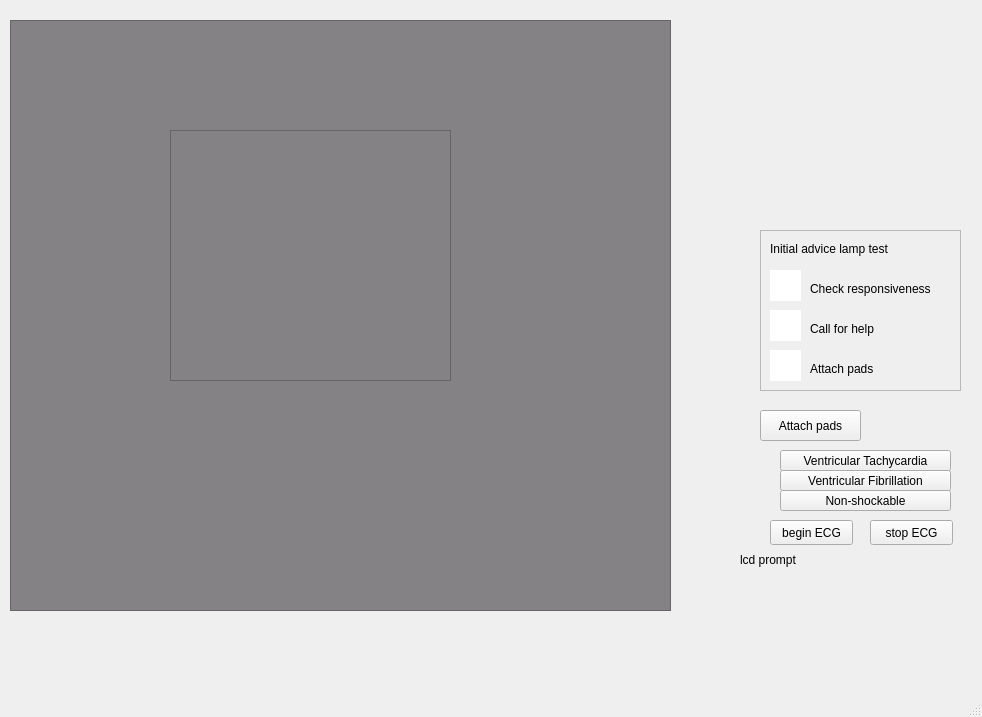
The window that mainwindow.ui (nicwatson/aed-project) describes before a commit, drawn with Qt 5.
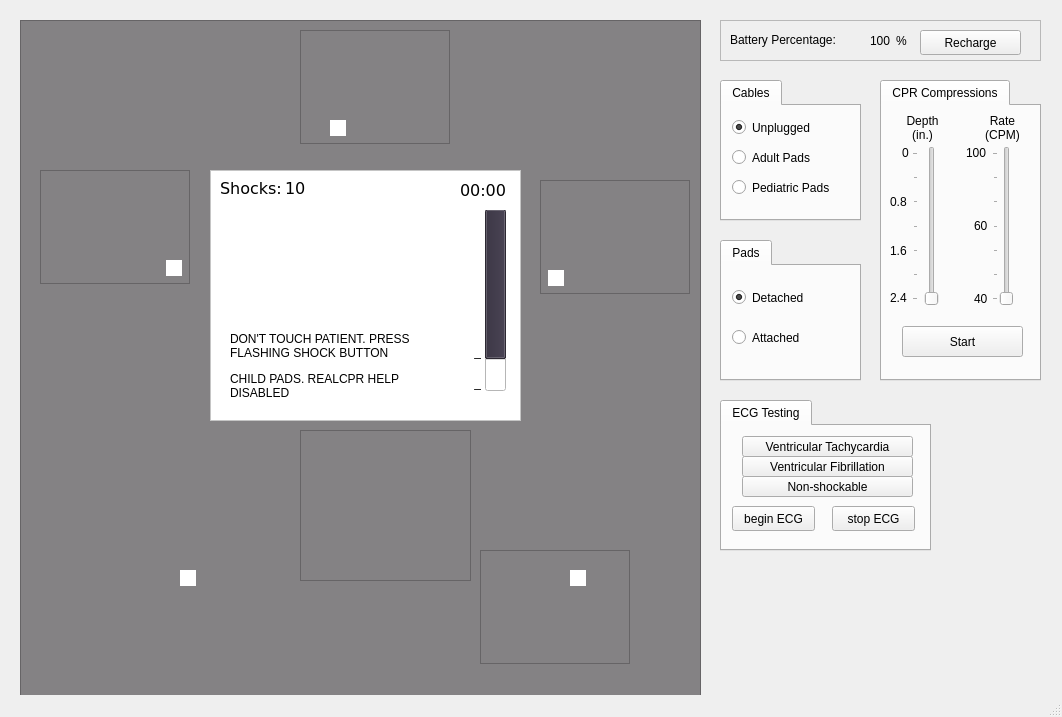
The same window after the commit. Icons and pictures are not drawn. Custom widgets are drawn as their Qt base class.

What changed in the file:
```diff
--- a/mainwindow.ui
+++ b/mainwindow.ui
@@ -6,7 +6,7 @@
    <rect>
     <x>0</x>
     <y>0</y>
-    <width>982</width>
+    <width>1062</width>
     <height>717</height>
    </rect>
   </property>
@@ -14,221 +14,13 @@
    <string>MainWindow</string>
   </property>
   <widget class="QWidget" name="centralwidget">
-   <widget class="QFrame" name="frame">
-    <property name="geometry">
-     <rect>
-      <x>760</x>
-      <y>230</y>
-      <width>201</width>
-      <height>161</height>
-     </rect>
-    </property>
-    <property name="frameShape">
-     <enum>QFrame::StyledPanel</enum>
-    </property>
-    <property name="frameShadow">
-     <enum>QFrame::Raised</enum>
-    </property>
-    <widget class="aedGui::LampWidget" name="lamp_CallHelp" native="true">
-     <property name="geometry">
-      <rect>
-       <x>10</x>
-       <y>80</y>
-       <width>31</width>
-       <height>31</height>
-      </rect>
-     </property>
-     <property name="styleSheet">
-      <string notr="true"> background: rgb(255,255,255);</string>
-     </property>
-    </widget>
-    <widget class="aedGui::LampWidget" name="lamp_AttPads" native="true">
-     <property name="geometry">
-      <rect>
-       <x>10</x>
-       <y>120</y>
-       <width>31</width>
-       <height>31</height>
-      </rect>
-     </property>
-     <property name="styleSheet">
-      <string notr="true"> background: rgb(255,255,255);</string>
-     </property>
-    </widget>
-    <widget class="aedGui::LampWidget" name="lamp_CheckResp" native="true">
-     <property name="geometry">
-      <rect>
-       <x>10</x>
-       <y>40</y>
-       <width>31</width>
-       <height>31</height>
-      </rect>
-     </property>
-     <property name="styleSheet">
-      <string notr="true"> background: rgb(255,255,255);</string>
-     </property>
-    </widget>
-    <widget class="QLabel" name="label">
-     <property name="geometry">
-      <rect>
-       <x>10</x>
-       <y>10</y>
-       <width>201</width>
-       <height>17</height>
-      </rect>
-     </property>
-     <property name="text">
-      <string>Initial advice lamp test</string>
-     </property>
-    </widget>
-    <widget class="QLabel" name="label_3">
-     <property name="geometry">
-      <rect>
-       <x>50</x>
-       <y>50</y>
-       <width>151</width>
-       <height>17</height>
-      </rect>
-     </property>
-     <property name="text">
-      <string>Check responsiveness</string>
-     </property>
-    </widget>
-    <widget class="QLabel" name="label_4">
-     <property name="geometry">
-      <rect>
-       <x>50</x>
-       <y>90</y>
-       <width>131</width>
-       <height>17</height>
-      </rect>
-     </property>
-     <property name="text">
-      <string>Call for help</string>
-     </property>
-    </widget>
-    <widget class="QLabel" name="label_5">
-     <property name="geometry">
-      <rect>
-       <x>50</x>
-       <y>130</y>
-       <width>131</width>
-       <height>17</height>
-      </rect>
-     </property>
-     <property name="text">
-      <string>Attach pads</string>
-     </property>
-    </widget>
-   </widget>
-   <widget class="QPushButton" name="padsButton">
-    <property name="geometry">
-     <rect>
-      <x>760</x>
-      <y>410</y>
-      <width>101</width>
-      <height>31</height>
-     </rect>
-    </property>
-    <property name="text">
-     <string>Attach pads</string>
-    </property>
-   </widget>
-   <widget class="QPushButton" name="beginECGButton">
-    <property name="geometry">
-     <rect>
-      <x>770</x>
-      <y>520</y>
-      <width>83</width>
-      <height>25</height>
-     </rect>
-    </property>
-    <property name="text">
-     <string>begin ECG</string>
-    </property>
-   </widget>
-   <widget class="QPushButton" name="stopECGButton">
-    <property name="geometry">
-     <rect>
-      <x>870</x>
-      <y>520</y>
-      <width>83</width>
-      <height>25</height>
-     </rect>
-    </property>
-    <property name="text">
-     <string>stop ECG</string>
-    </property>
-   </widget>
-   <widget class="QPushButton" name="tachyButton">
-    <property name="geometry">
-     <rect>
-      <x>780</x>
-      <y>450</y>
-      <width>171</width>
-      <height>21</height>
-     </rect>
-    </property>
-    <property name="text">
-     <string>Ventricular Tachycardia</string>
-    </property>
-   </widget>
-   <widget class="QPushButton" name="fibButton">
-    <property name="geometry">
-     <rect>
-      <x>780</x>
-      <y>470</y>
-      <width>171</width>
-      <height>21</height>
-     </rect>
-    </property>
-    <property name="text">
-     <string>Ventricular Fibrillation</string>
-    </property>
-   </widget>
-   <widget class="QPushButton" name="nonShockableButton">
-    <property name="geometry">
-     <rect>
-      <x>780</x>
-      <y>490</y>
-      <width>171</width>
-      <height>21</height>
-     </rect>
-    </property>
-    <property name="text">
-     <string>Non-shockable</string>
-    </property>
-   </widget>
-   <widget class="QCustomPlot" name="ecgGraph" native="true">
-    <property name="geometry">
-     <rect>
-      <x>780</x>
-      <y>580</y>
-      <width>181</width>
-      <height>101</height>
-     </rect>
-    </property>
-   </widget>
-   <widget class="QLabel" name="lcdPrompt">
-    <property name="geometry">
-     <rect>
-      <x>740</x>
-      <y>550</y>
-      <width>231</width>
-      <height>20</height>
-     </rect>
-    </property>
-    <property name="text">
-     <string>lcd prompt</string>
-    </property>
-   </widget>
    <widget class="QFrame" name="frame_2">
     <property name="geometry">
      <rect>
-      <x>10</x>
+      <x>20</x>
       <y>20</y>
-      <width>661</width>
-      <height>591</height>
+      <width>681</width>
+      <height>681</height>
      </rect>
     </property>
     <property name="styleSheet">
@@ -240,16 +32,95 @@
     <property name="frameShadow">
      <enum>QFrame::Raised</enum>
     </property>
-    <widget class="QPushButton" name="pushButton">
+    <widget class="QGraphicsView" name="graphicsView">
      <property name="geometry">
       <rect>
-       <x>220</x>
+       <x>40</x>
+       <y>460</y>
+       <width>256</width>
+       <height>192</height>
+      </rect>
+     </property>
+     <property name="styleSheet">
+      <string notr="true">border-image: url(:/pictograms/05_CPR.svg);
+background-color: rgba(191, 64, 64, 0);</string>
+     </property>
+    </widget>
+    <widget class="QGraphicsView" name="graphicsView_2">
+     <property name="geometry">
+      <rect>
+       <x>20</x>
+       <y>150</y>
+       <width>150</width>
+       <height>114</height>
+      </rect>
+     </property>
+     <property name="styleSheet">
+      <string notr="true">border-image: url(:/pictograms/01_CheckResponsiveness.svg);</string>
+     </property>
+    </widget>
+    <widget class="QGraphicsView" name="graphicsView_3">
+     <property name="geometry">
+      <rect>
+       <x>280</x>
+       <y>10</y>
+       <width>150</width>
+       <height>114</height>
+      </rect>
+     </property>
+     <property name="styleSheet">
+      <string notr="true">border-image: url(:/pictograms/02_CallForHelp.svg);</string>
+     </property>
+    </widget>
+    <widget class="QGraphicsView" name="graphicsView_4">
+     <property name="geometry">
+      <rect>
+       <x>520</x>
        <y>160</y>
-       <width>151</width>
+       <width>150</width>
+       <height>114</height>
+      </rect>
+     </property>
+     <property name="styleSheet">
+      <string notr="true">border-image: url(:/pictograms/03_AttachPads.svg);</string>
+     </property>
+    </widget>
+    <widget class="QGraphicsView" name="graphicsView_5">
+     <property name="geometry">
+      <rect>
+       <x>460</x>
+       <y>530</y>
+       <width>150</width>
+       <height>114</height>
+      </rect>
+     </property>
+     <property name="styleSheet">
+      <string notr="true">border-image: url(:/pictograms/04_Analysing.svg);</string>
+     </property>
+    </widget>
+    <widget class="QGraphicsView" name="shockButtonBackground">
+     <property name="geometry">
+      <rect>
+       <x>280</x>
+       <y>410</y>
+       <width>171</width>
        <height>151</height>
       </rect>
      </property>
      <property name="styleSheet">
+      <string notr="true">border-image: url(:/shockButton/ShockButton_Background.svg);</string>
+     </property>
+    </widget>
+    <widget class="QPushButton" name="pushButton">
+     <property name="geometry">
+      <rect>
+       <x>310</x>
+       <y>430</y>
+       <width>101</width>
+       <height>101</height>
+      </rect>
+     </property>
+     <property name="styleSheet">
       <string notr="true">QPushButton {
 image: url(:/shockButton/ShockButton_Button.svg);
 border: 0;
@@ -265,21 +136,745 @@
       <string/>
      </property>
     </widget>
-    <widget class="QGraphicsView" name="shockButtonBackground">
+    <widget class="aedGui::LampWidget" name="lamp_CheckResp" native="true">
+     <property name="geometry">
+      <rect>
+       <x>146</x>
+       <y>240</y>
+       <width>16</width>
+       <height>16</height>
+      </rect>
+     </property>
+     <property name="styleSheet">
+      <string notr="true"> background: rgb(255,255,255);</string>
+     </property>
+    </widget>
+    <widget class="aedGui::LampWidget" name="lamp_CallHelp" native="true">
+     <property name="geometry">
+      <rect>
+       <x>310</x>
+       <y>100</y>
+       <width>16</width>
+       <height>16</height>
+      </rect>
+     </property>
+     <property name="styleSheet">
+      <string notr="true"> background: rgb(255,255,255);</string>
+     </property>
+    </widget>
+    <widget class="aedGui::LampWidget" name="lamp_AttPads" native="true">
+     <property name="geometry">
+      <rect>
+       <x>528</x>
+       <y>250</y>
+       <width>16</width>
+       <height>16</height>
+      </rect>
+     </property>
+     <property name="styleSheet">
+      <string notr="true"> background: rgb(255,255,255);</string>
+     </property>
+    </widget>
+    <widget class="aedGui::LampWidget" name="lamp_Analysing" native="true">
+     <property name="geometry">
+      <rect>
+       <x>550</x>
+       <y>550</y>
+       <width>16</width>
+       <height>16</height>
+      </rect>
+     </property>
+     <property name="styleSheet">
+      <string notr="true"> background: rgb(255,255,255);</string>
+     </property>
+    </widget>
+    <widget class="aedGui::LampWidget" name="lamp_CPR" native="true">
      <property name="geometry">
       <rect>
        <x>160</x>
-       <y>110</y>
-       <width>281</width>
+       <y>550</y>
+       <width>16</width>
+       <height>16</height>
+      </rect>
+     </property>
+     <property name="styleSheet">
+      <string notr="true"> background: rgb(255,255,255);</string>
+     </property>
+    </widget>
+    <widget class="QFrame" name="frame_3">
+     <property name="geometry">
+      <rect>
+       <x>190</x>
+       <y>150</y>
+       <width>311</width>
        <height>251</height>
       </rect>
      </property>
      <property name="styleSheet">
-      <string notr="true">border-image: url(:/shockButton/ShockButton_Background.svg);</string>
+      <string notr="true">background-color: rgb(255, 255, 255);</string>
      </property>
+     <property name="frameShape">
+      <enum>QFrame::StyledPanel</enum>
+     </property>
+     <property name="frameShadow">
+      <enum>QFrame::Raised</enum>
+     </property>
+     <widget class="QCustomPlot" name="ecgGraph" native="true">
+      <property name="geometry">
+       <rect>
+        <x>20</x>
+        <y>40</y>
+        <width>231</width>
+        <height>101</height>
+       </rect>
+      </property>
+     </widget>
+     <widget class="QLabel" name="lcdPrompt">
+      <property name="geometry">
+       <rect>
+        <x>20</x>
+        <y>160</y>
+        <width>231</width>
+        <height>31</height>
+       </rect>
+      </property>
+      <property name="text">
+       <string>DON'T TOUCH PATIENT. PRESS FLASHING SHOCK BUTTON</string>
+      </property>
+      <property name="wordWrap">
+       <bool>true</bool>
+      </property>
+     </widget>
+     <widget class="QLabel" name="label_2">
+      <property name="geometry">
+       <rect>
+        <x>10</x>
+        <y>10</y>
+        <width>71</width>
+        <height>17</height>
+       </rect>
+      </property>
+      <property name="font">
+       <font>
+        <family>DejaVu Sans</family>
+        <pointsize>12</pointsize>
+        <weight>50</weight>
+        <bold>false</bold>
+       </font>
+      </property>
+      <property name="text">
+       <string>Shocks: </string>
+      </property>
+     </widget>
+     <widget class="QLabel" name="lcdTimer">
+      <property name="geometry">
+       <rect>
+        <x>250</x>
+        <y>10</y>
+        <width>51</width>
+        <height>20</height>
+       </rect>
+      </property>
+      <property name="font">
+       <font>
+        <family>DejaVu Sans</family>
+        <pointsize>12</pointsize>
+        <weight>50</weight>
+        <bold>false</bold>
+       </font>
+      </property>
+      <property name="text">
+       <string>00:00</string>
+      </property>
+     </widget>
+     <widget class="QProgressBar" name="CompressionDepthBar">
+      <property name="geometry">
+       <rect>
+        <x>275</x>
+        <y>40</y>
+        <width>21</width>
+        <height>181</height>
+       </rect>
+      </property>
+      <property name="styleSheet">
+       <string notr="true">selection-background-color: rgb(61, 56, 70);</string>
+      </property>
+      <property name="maximum">
+       <number>100</number>
+      </property>
+      <property name="value">
+       <number>83</number>
+      </property>
+      <property name="alignment">
+       <set>Qt::AlignLeading|Qt::AlignLeft|Qt::AlignTop</set>
+      </property>
+      <property name="textVisible">
+       <bool>false</bool>
+      </property>
+      <property name="orientation">
+       <enum>Qt::Vertical</enum>
+      </property>
+      <property name="invertedAppearance">
+       <bool>true</bool>
+      </property>
+      <property name="textDirection">
+       <enum>QProgressBar::TopToBottom</enum>
+      </property>
+      <property name="format">
+       <string>%p%</string>
+      </property>
+     </widget>
+     <widget class="QLabel" name="lcdHelp">
+      <property name="geometry">
+       <rect>
+        <x>20</x>
+        <y>200</y>
+        <width>231</width>
+        <height>31</height>
+       </rect>
+      </property>
+      <property name="text">
+       <string>CHILD PADS. REALCPR HELP DISABLED</string>
+      </property>
+      <property name="wordWrap">
+       <bool>true</bool>
+      </property>
+     </widget>
+     <widget class="QLabel" name="label_14">
+      <property name="geometry">
+       <rect>
+        <x>255</x>
+        <y>204</y>
+        <width>16</width>
+        <height>17</height>
+       </rect>
+      </property>
+      <property name="text">
+       <string>_</string>
+      </property>
+      <property name="alignment">
+       <set>Qt::AlignRight|Qt::AlignTrailing|Qt::AlignVCenter</set>
+      </property>
+     </widget>
+     <widget class="QLabel" name="label_15">
+      <property name="geometry">
+       <rect>
+        <x>255</x>
+        <y>173</y>
+        <width>16</width>
+        <height>17</height>
+       </rect>
+      </property>
+      <property name="text">
+       <string>_</string>
+      </property>
+      <property name="alignment">
+       <set>Qt::AlignRight|Qt::AlignTrailing|Qt::AlignVCenter</set>
+      </property>
+     </widget>
+     <widget class="QLabel" name="label_6">
+      <property name="geometry">
+       <rect>
+        <x>75</x>
+        <y>10</y>
+        <width>31</width>
+        <height>17</height>
+       </rect>
+      </property>
+      <property name="font">
+       <font>
+        <family>DejaVu Sans</family>
+        <pointsize>12</pointsize>
+        <weight>50</weight>
+        <bold>false</bold>
+       </font>
+      </property>
+      <property name="text">
+       <string>10</string>
+      </property>
+     </widget>
     </widget>
     <zorder>shockButtonBackground</zorder>
     <zorder>pushButton</zorder>
+    <zorder>lamp_CheckResp</zorder>
+    <zorder>lamp_CallHelp</zorder>
+    <zorder>lamp_AttPads</zorder>
+    <zorder>lamp_Analysing</zorder>
+    <zorder>lamp_CPR</zorder>
+    <zorder>frame_3</zorder>
+   </widget>
+   <widget class="QFrame" name="frame_4">
+    <property name="geometry">
+     <rect>
+      <x>720</x>
+      <y>20</y>
+      <width>321</width>
+      <height>41</height>
+     </rect>
+    </property>
+    <property name="frameShape">
+     <enum>QFrame::StyledPanel</enum>
+    </property>
+    <property name="frameShadow">
+     <enum>QFrame::Raised</enum>
+    </property>
+    <widget class="QLabel" name="label_7">
+     <property name="geometry">
+      <rect>
+       <x>10</x>
+       <y>10</y>
+       <width>131</width>
+       <height>20</height>
+      </rect>
+     </property>
+     <property name="text">
+      <string>Battery Percentage:</string>
+     </property>
+    </widget>
+    <widget class="QPushButton" name="rechargeBatteryButton">
+     <property name="geometry">
+      <rect>
+       <x>200</x>
+       <y>10</y>
+       <width>101</width>
+       <height>25</height>
+      </rect>
+     </property>
+     <property name="text">
+      <string>Recharge</string>
+     </property>
+    </widget>
+    <widget class="QLabel" name="batteryPercentLabel">
+     <property name="geometry">
+      <rect>
+       <x>150</x>
+       <y>10</y>
+       <width>31</width>
+       <height>21</height>
+      </rect>
+     </property>
+     <property name="text">
+      <string>100</string>
+     </property>
+    </widget>
+    <widget class="QLabel" name="label">
+     <property name="geometry">
+      <rect>
+       <x>176</x>
+       <y>10</y>
+       <width>31</width>
+       <height>21</height>
+      </rect>
+     </property>
+     <property name="text">
+      <string>%</string>
+     </property>
+    </widget>
+   </widget>
+   <widget class="QTabWidget" name="tabWidget">
+    <property name="geometry">
+     <rect>
+      <x>720</x>
+      <y>80</y>
+      <width>141</width>
+      <height>141</height>
+     </rect>
+    </property>
+    <widget class="QWidget" name="tab_2">
+     <attribute name="title">
+      <string>Cables</string>
+     </attribute>
+     <widget class="QRadioButton" name="unpluggedCablesButton">
+      <property name="geometry">
+       <rect>
+        <x>10</x>
+        <y>10</y>
+        <width>106</width>
+        <height>23</height>
+       </rect>
+      </property>
+      <property name="text">
+       <string>Unplugged</string>
+      </property>
+      <property name="checked">
+       <bool>true</bool>
+      </property>
+     </widget>
+     <widget class="QRadioButton" name="pediatricPadsButton">
+      <property name="geometry">
+       <rect>
+        <x>10</x>
+        <y>70</y>
+        <width>121</width>
+        <height>23</height>
+       </rect>
+      </property>
+      <property name="text">
+       <string>Pediatric Pads</string>
+      </property>
+     </widget>
+     <widget class="QRadioButton" name="adultPadsButton">
+      <property name="geometry">
+       <rect>
+        <x>10</x>
+        <y>40</y>
+        <width>106</width>
+        <height>23</height>
+       </rect>
+      </property>
+      <property name="text">
+       <string>Adult Pads</string>
+      </property>
+     </widget>
+    </widget>
+   </widget>
+   <widget class="QTabWidget" name="tabWidget_2">
+    <property name="geometry">
+     <rect>
+      <x>720</x>
+      <y>240</y>
+      <width>141</width>
+      <height>141</height>
+     </rect>
+    </property>
+    <widget class="QWidget" name="tab_4">
+     <attribute name="title">
+      <string>Pads</string>
+     </attribute>
+     <widget class="QRadioButton" name="detachedPadsButton">
+      <property name="geometry">
+       <rect>
+        <x>10</x>
+        <y>20</y>
+        <width>106</width>
+        <height>23</height>
+       </rect>
+      </property>
+      <property name="text">
+       <string>Detached</string>
+      </property>
+      <property name="checked">
+       <bool>true</bool>
+      </property>
+     </widget>
+     <widget class="QRadioButton" name="attachedPadsButton">
+      <property name="geometry">
+       <rect>
+        <x>10</x>
+        <y>60</y>
+        <width>106</width>
+        <height>23</height>
+       </rect>
+      </property>
+      <property name="text">
+       <string>Attached</string>
+      </property>
+     </widget>
+    </widget>
+   </widget>
+   <widget class="QTabWidget" name="tabWidget_3">
+    <property name="geometry">
+     <rect>
+      <x>880</x>
+      <y>80</y>
+      <width>161</width>
+      <height>301</height>
+     </rect>
+    </property>
+    <widget class="QWidget" name="tab_6">
+     <attribute name="title">
+      <string>CPR Compressions</string>
+     </attribute>
+     <widget class="QSlider" name="cprDepthSlider">
+      <property name="geometry">
+       <rect>
+        <x>30</x>
+        <y>40</y>
+        <width>31</width>
+        <height>160</height>
+       </rect>
+      </property>
+      <property name="maximum">
+       <number>24</number>
+      </property>
+      <property name="singleStep">
+       <number>4</number>
+      </property>
+      <property name="pageStep">
+       <number>4</number>
+      </property>
+      <property name="value">
+       <number>0</number>
+      </property>
+      <property name="orientation">
+       <enum>Qt::Vertical</enum>
+      </property>
+      <property name="tickPosition">
+       <enum>QSlider::TicksAbove</enum>
+      </property>
+      <property name="tickInterval">
+       <number>4</number>
+      </property>
+     </widget>
+     <widget class="QSlider" name="cprRateSlider">
+      <property name="geometry">
+       <rect>
+        <x>110</x>
+        <y>40</y>
+        <width>21</width>
+        <height>160</height>
+       </rect>
+      </property>
+      <property name="styleSheet">
+       <string notr="true"/>
+      </property>
+      <property name="minimum">
+       <number>40</number>
+      </property>
+      <property name="maximum">
+       <number>100</number>
+      </property>
+      <property name="singleStep">
+       <number>10</number>
+      </property>
+      <property name="tracking">
+       <bool>false</bool>
+      </property>
+      <property name="orientation">
+       <enum>Qt::Vertical</enum>
+      </property>
+      <property name="invertedAppearance">
+       <bool>false</bool>
+      </property>
+      <property name="invertedControls">
+       <bool>false</bool>
+      </property>
+      <property name="tickPosition">
+       <enum>QSlider::TicksAbove</enum>
+      </property>
+      <property name="tickInterval">
+       <number>10</number>
+      </property>
+     </widget>
+     <widget class="QPushButton" name="startCompressionsButton">
+      <property name="geometry">
+       <rect>
+        <x>20</x>
+        <y>220</y>
+        <width>121</width>
+        <height>31</height>
+       </rect>
+      </property>
+      <property name="text">
+       <string>Start</string>
+      </property>
+     </widget>
+     <widget class="QLabel" name="label_8">
+      <property name="geometry">
+       <rect>
+        <x>20</x>
+        <y>6</y>
+        <width>41</width>
+        <height>31</height>
+       </rect>
+      </property>
+      <property name="text">
+       <string>Depth
+(in.)</string>
+      </property>
+      <property name="alignment">
+       <set>Qt::AlignCenter</set>
+      </property>
+     </widget>
+     <widget class="QLabel" name="label_9">
+      <property name="geometry">
+       <rect>
+        <x>100</x>
+        <y>6</y>
+        <width>41</width>
+        <height>31</height>
+       </rect>
+      </property>
+      <property name="text">
+       <string>Rate
+(CPM)</string>
+      </property>
+      <property name="alignment">
+       <set>Qt::AlignCenter</set>
+      </property>
+     </widget>
+     <widget class="QLabel" name="label_3">
+      <property name="geometry">
+       <rect>
+        <x>92</x>
+        <y>184</y>
+        <width>21</width>
+        <height>17</height>
+       </rect>
+      </property>
+      <property name="text">
+       <string>40</string>
+      </property>
+     </widget>
+     <widget class="QLabel" name="label_4">
+      <property name="geometry">
+       <rect>
+        <x>84</x>
+        <y>37</y>
+        <width>31</width>
+        <height>20</height>
+       </rect>
+      </property>
+      <property name="text">
+       <string>100</string>
+      </property>
+     </widget>
+     <widget class="QLabel" name="label_5">
+      <property name="geometry">
+       <rect>
+        <x>92</x>
+        <y>111</y>
+        <width>21</width>
+        <height>17</height>
+       </rect>
+      </property>
+      <property name="text">
+       <string>60</string>
+      </property>
+     </widget>
+     <widget class="QLabel" name="label_10">
+      <property name="geometry">
+       <rect>
+        <x>8</x>
+        <y>183</y>
+        <width>21</width>
+        <height>17</height>
+       </rect>
+      </property>
+      <property name="text">
+       <string>2.4</string>
+      </property>
+     </widget>
+     <widget class="QLabel" name="label_11">
+      <property name="geometry">
+       <rect>
+        <x>8</x>
+        <y>136</y>
+        <width>21</width>
+        <height>17</height>
+       </rect>
+      </property>
+      <property name="text">
+       <string>1.6</string>
+      </property>
+     </widget>
+     <widget class="QLabel" name="label_12">
+      <property name="geometry">
+       <rect>
+        <x>8</x>
+        <y>87</y>
+        <width>21</width>
+        <height>17</height>
+       </rect>
+      </property>
+      <property name="text">
+       <string>0.8</string>
+      </property>
+     </widget>
+     <widget class="QLabel" name="label_13">
+      <property name="geometry">
+       <rect>
+        <x>20</x>
+        <y>38</y>
+        <width>16</width>
+        <height>17</height>
+       </rect>
+      </property>
+      <property name="text">
+       <string>0</string>
+      </property>
+     </widget>
+    </widget>
+   </widget>
+   <widget class="QTabWidget" name="tabWidget_4">
+    <property name="geometry">
+     <rect>
+      <x>720</x>
+      <y>400</y>
+      <width>211</width>
+      <height>151</height>
+     </rect>
+    </property>
+    <widget class="QWidget" name="tab_5">
+     <attribute name="title">
+      <string>ECG Testing</string>
+     </attribute>
+     <widget class="QPushButton" name="beginECGButton">
+      <property name="geometry">
+       <rect>
+        <x>10</x>
+        <y>80</y>
+        <width>83</width>
+        <height>25</height>
+       </rect>
+      </property>
+      <property name="text">
+       <string>begin ECG</string>
+      </property>
+     </widget>
+     <widget class="QPushButton" name="tachyButton">
+      <property name="geometry">
+       <rect>
+        <x>20</x>
+        <y>10</y>
+        <width>171</width>
+        <height>21</height>
+       </rect>
+      </property>
+      <property name="text">
+       <string>Ventricular Tachycardia</string>
+      </property>
+     </widget>
+     <widget class="QPushButton" name="stopECGButton">
+      <property name="geometry">
+       <rect>
+        <x>110</x>
+        <y>80</y>
+        <width>83</width>
+        <height>25</height>
+       </rect>
+      </property>
+      <property name="text">
+       <string>stop ECG</string>
+      </property>
+     </widget>
+     <widget class="QPushButton" name="fibButton">
+      <property name="geometry">
+       <rect>
+        <x>20</x>
+        <y>30</y>
+        <width>171</width>
+        <height>21</height>
+       </rect>
+      </property>
+      <property name="text">
+       <string>Ventricular Fibrillation</string>
+      </property>
+     </widget>
+     <widget class="QPushButton" name="nonShockableButton">
+      <property name="geometry">
+       <rect>
+        <x>20</x>
+        <y>50</y>
+        <width>171</width>
+        <height>21</height>
+       </rect>
+      </property>
+      <property name="text">
+       <string>Non-shockable</string>
+      </property>
+     </widget>
+    </widget>
    </widget>
   </widget>
   <widget class="QStatusBar" name="statusbar"/>
```
Left out of the diff: 5 changed lines with no effect on the pictures.
